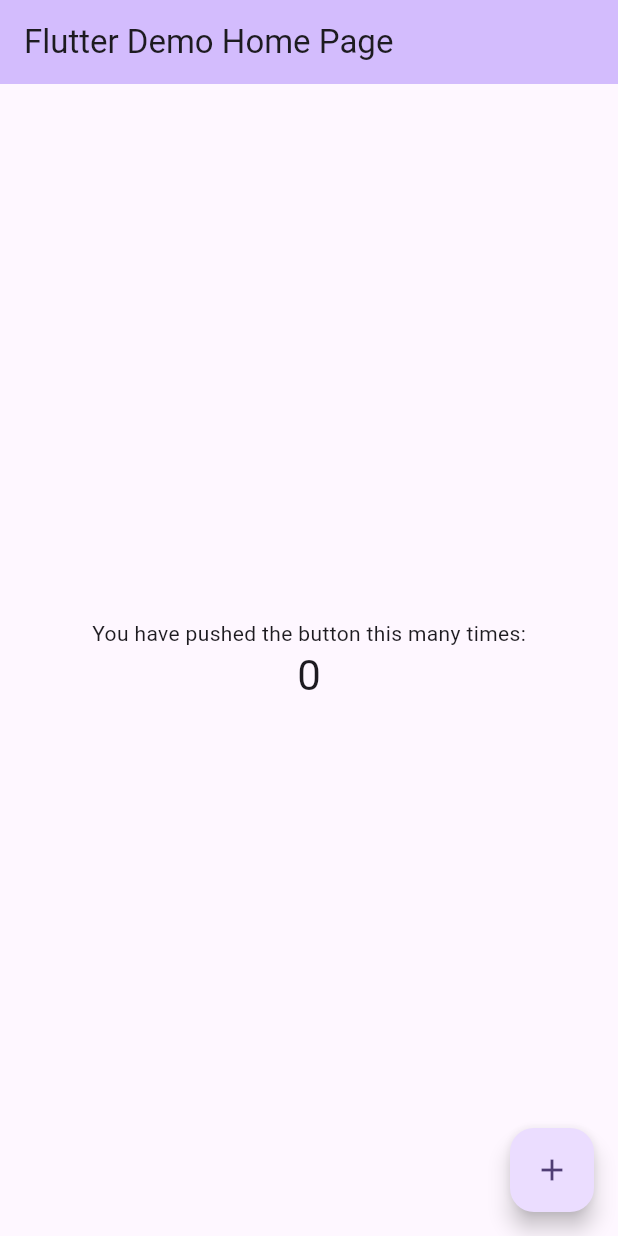
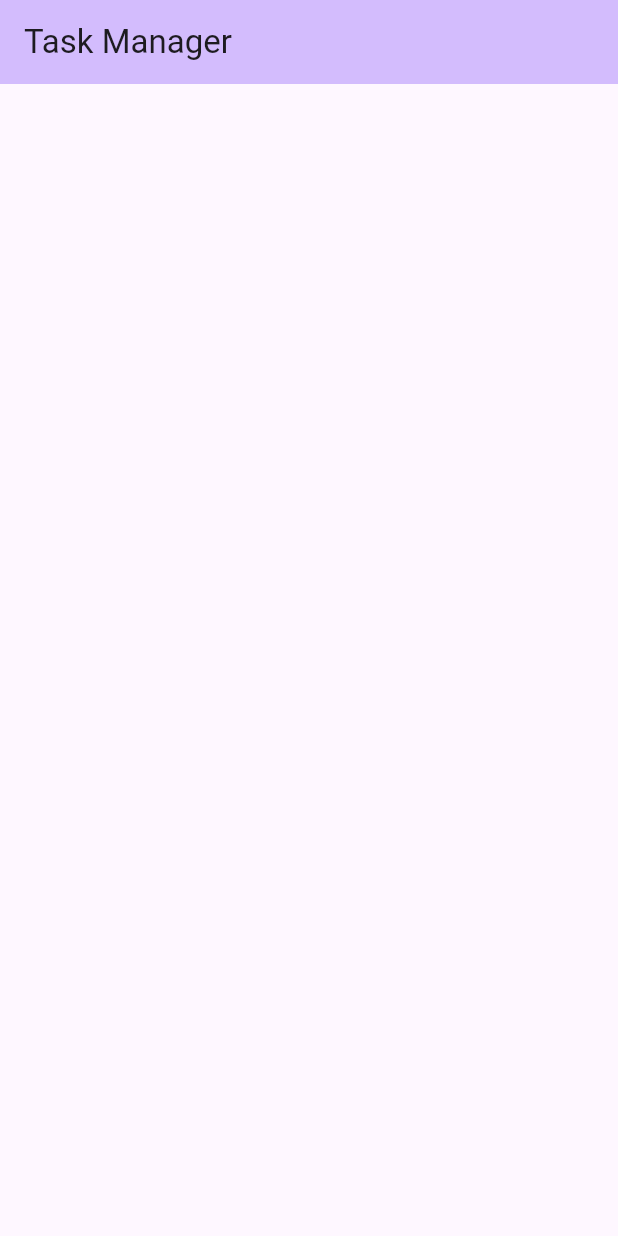
Before and after one commit to rasmey129/taskmanager, a Flutter app: the screen it shows after launch, on a phone screen of 412 x 824 dp. Run offline on Flutter 3.47's test engine with Material 3 defaults, Android fonts, the phone set to English and light mode, and no system bars.

Commit message:
removed all the demo app components

```diff
--- a/lib/main.dart
+++ b/lib/main.dart
@@ -11,13 +11,12 @@ class MyApp extends StatelessWidget {
   @override
   Widget build(BuildContext context) {
     return MaterialApp(
-      title: 'Flutter Demo',
+      title: 'Task Manager',
       theme: ThemeData(
-
         colorScheme: ColorScheme.fromSeed(seedColor: Colors.deepPurple),
         useMaterial3: true,
       ),
-      home: const MyHomePage(title: 'Flutter Demo Home Page'),
+      home: const MyHomePage(title: 'Task Manager'),
     );
   }
 }
@@ -32,13 +31,6 @@ class MyHomePage extends StatefulWidget {
 }
 
 class _MyHomePageState extends State<MyHomePage> {
-  int _counter = 0;
-
-  void _incrementCounter() {
-    setState(() {
-      _counter++;
-    });
-  }
 
   @override
   Widget build(BuildContext context) {
@@ -51,20 +43,8 @@ class _MyHomePageState extends State<MyHomePage> {
         child: Column(
           mainAxisAlignment: MainAxisAlignment.center,
           children: <Widget>[
-            const Text(
-              'You have pushed the button this many times:',
-            ),
-            Text(
-              '$_counter',
-              style: Theme.of(context).textTheme.headlineMedium,
-            ),
           ],
         ),
-      ),
-      floatingActionButton: FloatingActionButton(
-        onPressed: _incrementCounter,
-        tooltip: 'Increment',
-        child: const Icon(Icons.add),
       ),
     );
   }
```
